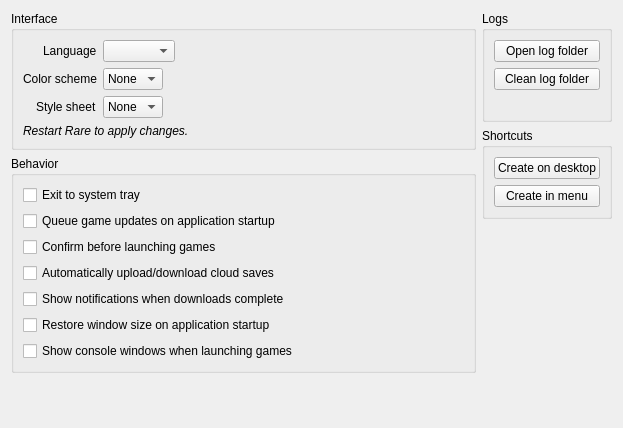
Old version of the form rare/ui/components/tabs/settings/rare.ui in the repository RareDevs/Rare.
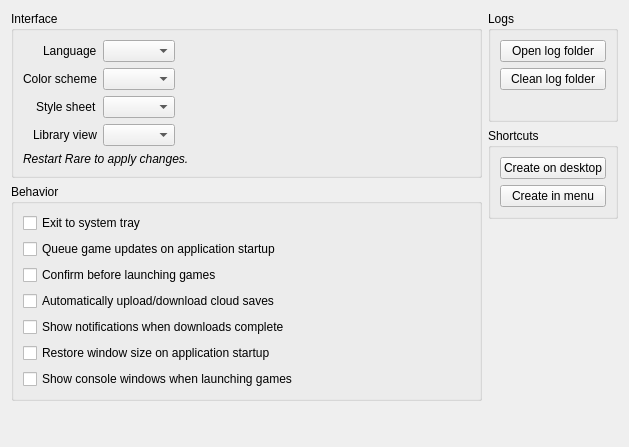
New version of the form.

Commit message:
RareSettings: Add global options for style sheets and color schemes
* Add an option to select the library view mode.
  This will allow us to instantiate only one library view at startup,
  reducing time and complexity of the process.

The edit to the form file:
```diff
--- a/rare/ui/components/tabs/settings/rare.ui
+++ b/rare/ui/components/tabs/settings/rare.ui
@@ -6,8 +6,8 @@
    <rect>
     <x>0</x>
     <y>0</y>
-    <width>623</width>
-    <height>428</height>
+    <width>629</width>
+    <height>447</height>
    </rect>
   </property>
   <property name="windowTitle">
@@ -28,6 +28,9 @@
         <string>Interface</string>
        </property>
        <layout class="QFormLayout" name="interface_layout">
+        <property name="fieldGrowthPolicy">
+         <enum>QFormLayout::FieldsStayAtSizeHint</enum>
+        </property>
         <property name="labelAlignment">
          <set>Qt::AlignRight|Qt::AlignTrailing|Qt::AlignVCenter</set>
         </property>
@@ -56,19 +59,7 @@
          </widget>
         </item>
         <item row="1" column="1">
-         <widget class="QComboBox" name="color_select">
-          <property name="sizePolicy">
-           <sizepolicy hsizetype="Maximum" vsizetype="Fixed">
-            <horstretch>0</horstretch>
-            <verstretch>0</verstretch>
-           </sizepolicy>
-          </property>
-          <item>
-           <property name="text">
-            <string>None</string>
-           </property>
-          </item>
-         </widget>
+         <widget class="QComboBox" name="color_select"/>
         </item>
         <item row="2" column="0">
          <widget class="QLabel" name="style_label">
@@ -78,21 +69,9 @@
          </widget>
         </item>
         <item row="2" column="1">
-         <widget class="QComboBox" name="style_select">
-          <property name="sizePolicy">
-           <sizepolicy hsizetype="Maximum" vsizetype="Fixed">
-            <horstretch>0</horstretch>
-            <verstretch>0</verstretch>
-           </sizepolicy>
-          </property>
-          <item>
-           <property name="text">
-            <string>None</string>
-           </property>
-          </item>
-         </widget>
+         <widget class="QComboBox" name="style_select"/>
         </item>
-        <item row="3" column="0" colspan="2">
+        <item row="4" column="0" colspan="2">
          <widget class="QLabel" name="interface_info">
           <property name="font">
            <font>
@@ -107,6 +86,16 @@
           </property>
          </widget>
         </item>
+        <item row="3" column="0">
+         <widget class="QLabel" name="view_label">
+          <property name="text">
+           <string>Library view</string>
+          </property>
+         </widget>
+        </item>
+        <item row="3" column="1">
+         <widget class="QComboBox" name="view_combo"/>
+        </item>
        </layout>
       </widget>
      </item>
```
Left out of the diff: 9 changed lines with no effect on the pictures. The commit also changes 5 other files.
